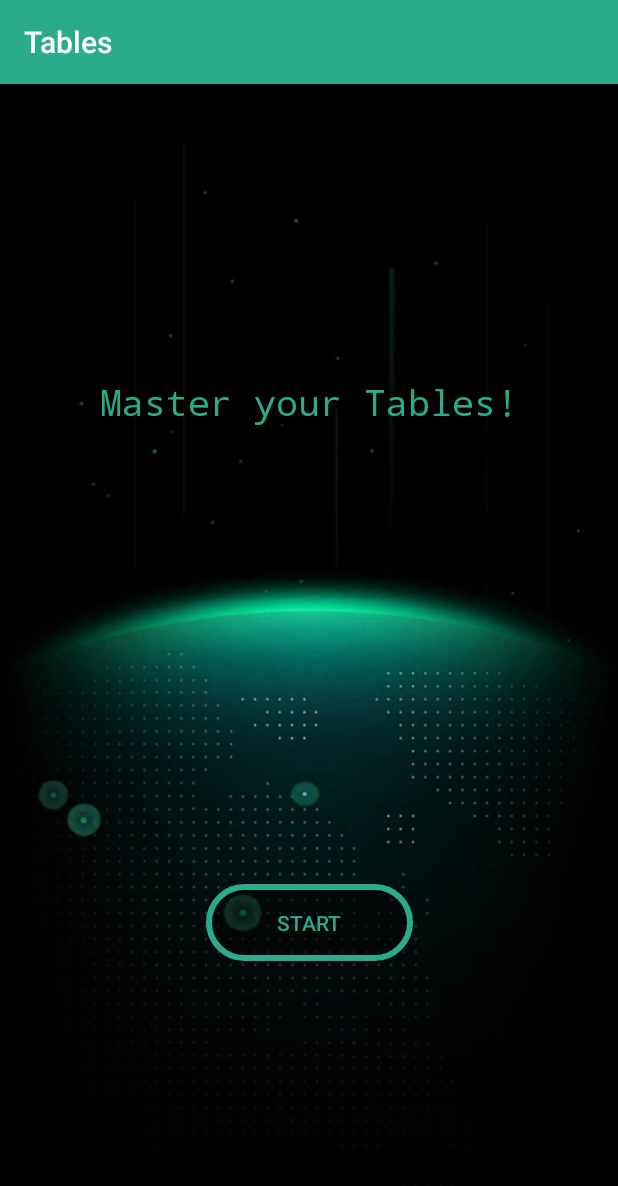
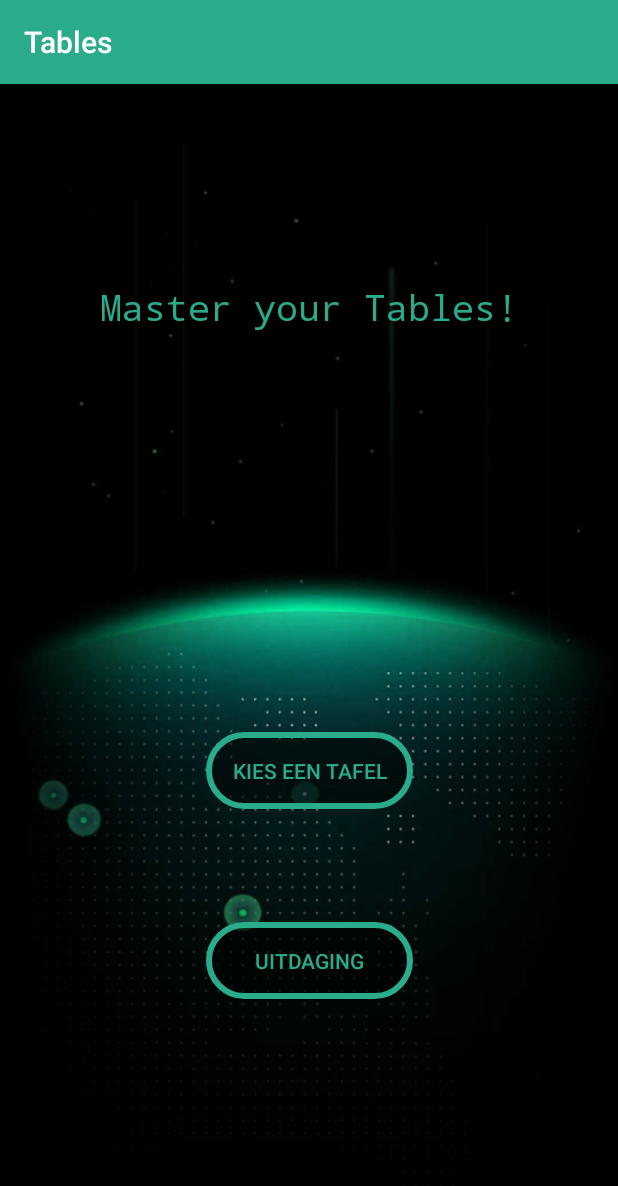
Before and after one commit to bidoofgoo/Tables, an Android app: the screen it shows after launch (MainActivity), on a phone screen of 412 x 824 dp. Shown: the top 1186 px of the screen. Run offline under Robolectric (Android 15) with nearby library versions, the phone set to English and light mode, and no system bars.

Commit message:
Additional view
Uitdagingen view toegevoegd en kleine aanpassingen aan main view

```diff
--- a/app/src/main/res/layout/activity_main.xml
+++ b/app/src/main/res/layout/activity_main.xml
@@ -5,7 +5,25 @@
     android:layout_width="match_parent"
     android:layout_height="match_parent"
     android:background="@mipmap/background"
-    tools:context=".MainActivity">
+    tools:context=".MainActivity"
+    tools:layout_editor_absoluteY="81dp">
+
+    <Button
+        android:id="@+id/buttonStart2"
+        android:layout_width="138dp"
+        android:layout_height="51dp"
+        android:layout_marginBottom="8dp"
+        android:layout_marginEnd="8dp"
+        android:layout_marginStart="8dp"
+        android:layout_marginTop="8dp"
+        android:background="@drawable/roundedbutton"
+        android:text="@string/oefenen"
+        android:textColor="@color/colorPrimary"
+        app:layout_constraintBottom_toBottomOf="parent"
+        app:layout_constraintEnd_toEndOf="parent"
+        app:layout_constraintStart_toStartOf="parent"
+        app:layout_constraintTop_toTopOf="parent"
+        app:layout_constraintVertical_bias="0.605" />
 
     <Button
         android:id="@+id/buttonStart"
@@ -16,13 +34,13 @@
         android:layout_marginStart="8dp"
         android:layout_marginTop="8dp"
         android:background="@drawable/roundedbutton"
-        android:text="@string/start"
+        android:text="@string/challenge"
         android:textColor="@color/colorPrimary"
         app:layout_constraintBottom_toBottomOf="parent"
         app:layout_constraintEnd_toEndOf="parent"
         app:layout_constraintStart_toStartOf="parent"
         app:layout_constraintTop_toTopOf="parent"
-        app:layout_constraintVertical_bias="0.75" />
+        app:layout_constraintVertical_bias="0.786" />
 
     <TextView
         android:id="@+id/textView"
@@ -40,5 +58,5 @@
         app:layout_constraintEnd_toEndOf="parent"
         app:layout_constraintStart_toStartOf="parent"
         app:layout_constraintTop_toTopOf="parent"
-        app:layout_constraintVertical_bias="0.26" />
+        app:layout_constraintVertical_bias="0.172" />
 </android.support.constraint.ConstraintLayout>
--- a/app/src/main/res/values/strings.xml
+++ b/app/src/main/res/values/strings.xml
@@ -2,4 +2,6 @@
     <string name="app_name">Tables</string>
     <string name="start">Start</string>
     <string name="title">Master your Tables!</string>
+    <string name="challenge">Uitdaging</string>
+    <string name="oefenen">Kies een tafel</string>
 </resources>
```
Also changed, not shown: app/src/main/res/layout/uitdaging.xml (added, +79 -0 lines).
